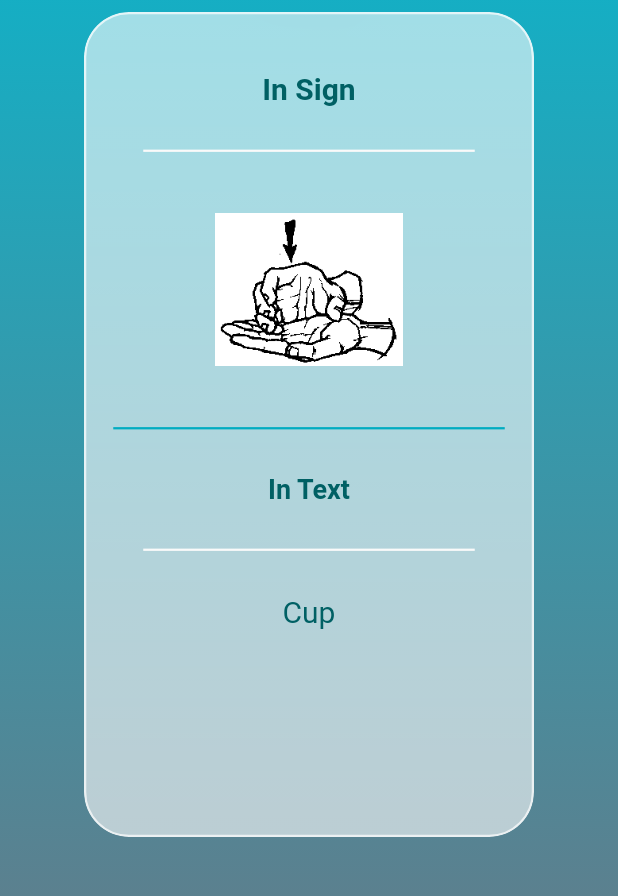
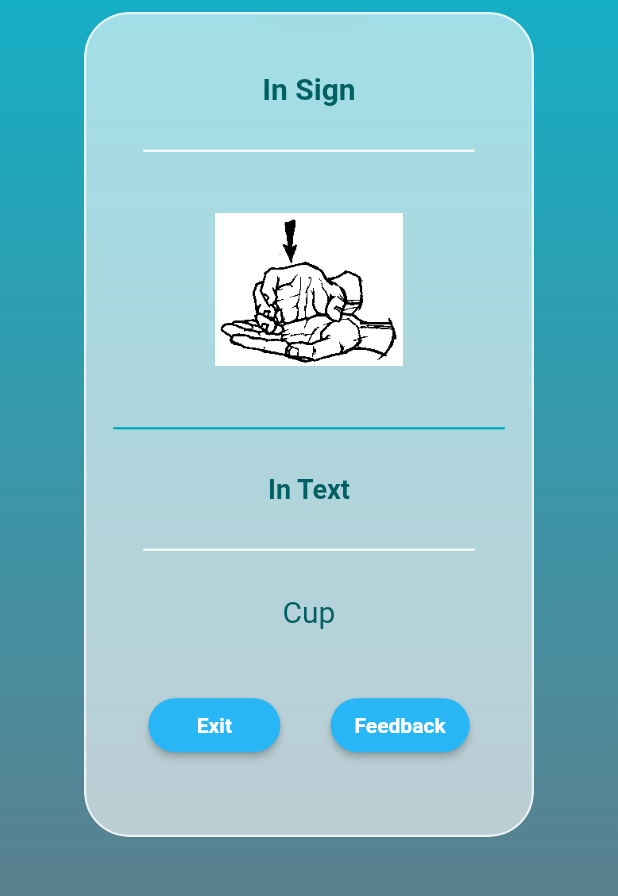
Before and after one commit to shemil076/ObSign, a Flutter app: the ShowTheSignState screen opened by its route, on a phone screen of 412 x 824 dp, the part 276-1172 px from its top. Run offline on Flutter 3.47's test engine with Material 2 defaults, Android fonts, the phone set to English and light mode, and no system bars; drawn by our look-alikes of glass_kit; our stand-ins replace flutter_rating_bar; missing offline and left inert: landingpage.

Commit message:
✨ implemented the ShowTheSignPage

```diff
--- a/lib/ShowTheSignPage.dart
+++ b/lib/ShowTheSignPage.dart
@@ -110,6 +110,38 @@ class ShowSignPage extends State<ShowTheSignState> {
                           SizedBox(
                             height: 40.00,
                           ),
+                          Row(
+                            mainAxisAlignment: MainAxisAlignment.spaceEvenly,
+                            children: [
+                              RaisedButton(
+                                onPressed: () {
+                                  // Navigator.of(context).push(MaterialPageRoute(builder: (context)=>LandingPageState()));       // uncomment this line after set the navigation to the lankding page
+                                },
+                                color: Colors.lightBlue[400],
+                                shape: RoundedRectangleBorder(
+                                    borderRadius: BorderRadius.circular(25)
+                                ),
+                                child: Text('Exit',
+                                    style: TextStyle(color: Colors.white, fontWeight: FontWeight.bold )
+                                ),
+
+                              ),
+                              RaisedButton(
+                                onPressed: () {
+                                  // Navigator.of(context).push(MaterialPageRoute(builder: (context)=>FeedbackPageState()));       // uncomment this line after set the navigation to the feedback page
+                                },
+                                color: Colors.lightBlue[400],
+                                shape: RoundedRectangleBorder(
+                                    borderRadius: BorderRadius.circular(25)
+                                ),
+                                child: Text('Feedback',
+                                    style: TextStyle(color: Colors.white, fontWeight: FontWeight.bold )
+                                ),
+
+                              ),
+
+                            ],
+                          ),
                         ],
                       ),
                     ),
```
